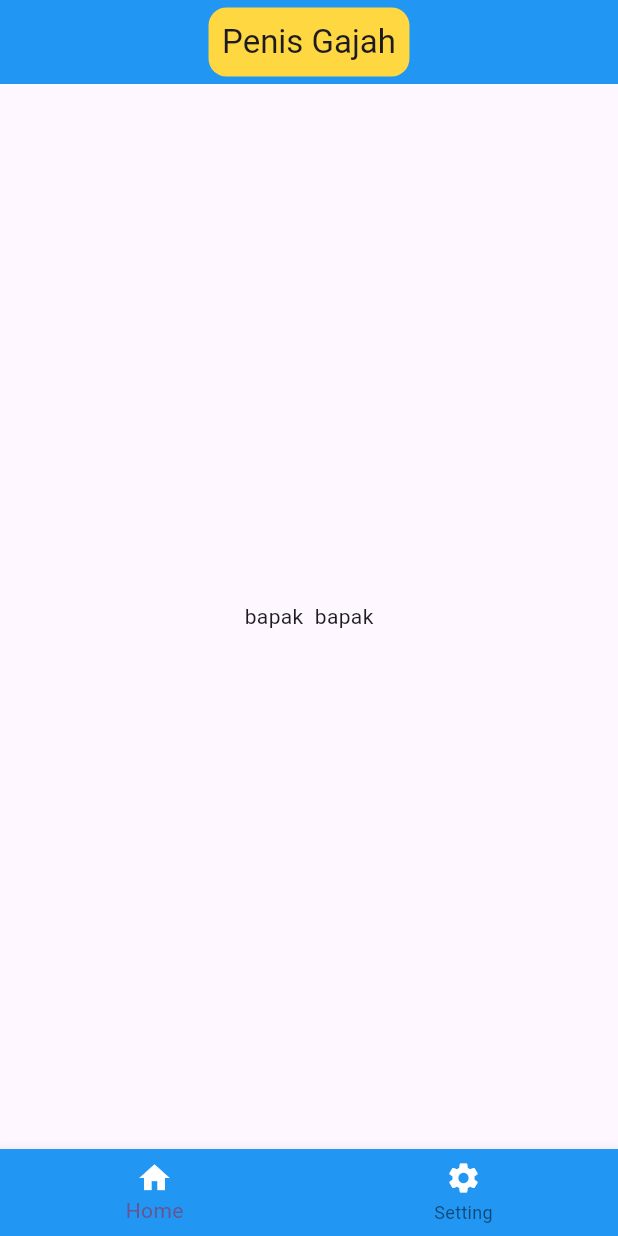
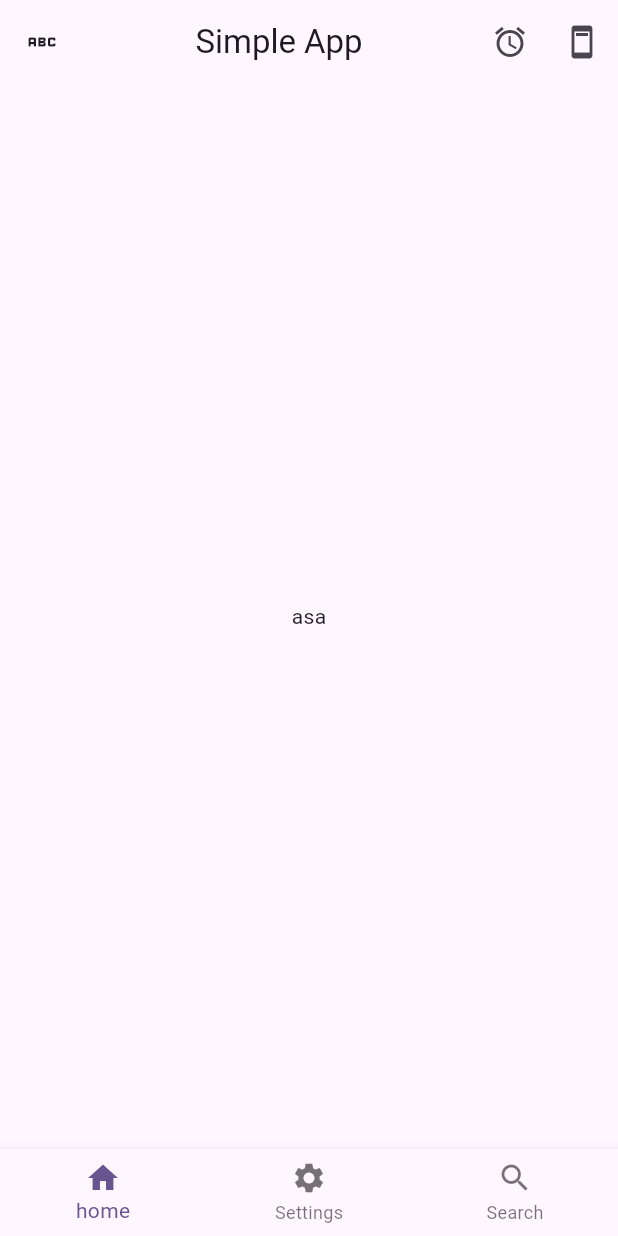
Before and after one commit to SiamAlSobari/SimpleApp, a Flutter app: the screen it shows after launch, on a phone screen of 412 x 824 dp. Run offline on Flutter 3.47's test engine with Material 3 defaults, Android fonts, the phone set to English and light mode, and no system bars.

```diff
--- a/lib/main.dart
+++ b/lib/main.dart
@@ -1,4 +1,5 @@
 import 'package:flutter/material.dart';
+import 'package:simple_app/screens/home_screen.dart';
 
 void main() {
   runApp(const MyApp());
@@ -13,46 +14,12 @@ class MyApp extends StatelessWidget {
       title: 'Flutter Demo',
       theme: ThemeData(
         colorScheme: ColorScheme.fromSeed(seedColor: Colors.deepPurple),
+        splashColor: Colors.transparent
       ),
-      home: Scaffold(
-        appBar: AppBar(
-          backgroundColor: Colors.blue,
-          title: Center(
-            child: Container(
-              padding: const EdgeInsets.all(9.0),
-              decoration: BoxDecoration(
-                borderRadius: BorderRadius.circular(12),
-                color: Colors.amberAccent,
-              ),
-              child: Text("Penis Gajah"),
-            ),
-          ),
-        ),
-        body: Center(
-          child: Container(
-            alignment: Alignment.center,
-            child: Row(
-              mainAxisAlignment: MainAxisAlignment.center,
-              children: [Text("bapak "), Text(" bapak")],
-            ),
-          ),
-        ),
-        bottomNavigationBar: BottomNavigationBar(
-          backgroundColor: Colors.blue,
-          items: const [
-            BottomNavigationBarItem(
-              icon: Icon(Icons.home, color: Colors.white),
-              label: 'Home',
-            ),
-            BottomNavigationBarItem(
-              icon: Icon(Icons.settings, color: Colors.white),
-              label: 'Setting',
-            ),
-          ],
-          currentIndex: 0,
-          onTap: (value) => print("Index tap: $value"),
-        ),
-      ),
+      initialRoute: '/',
+      routes: {
+        '/':(context) => const HomeScreen()
+      },
     );
   }
 }
--- /dev/null
+++ b/lib/screens/home_screen.dart
@@ -0,0 +1,16 @@
+import 'package:flutter/material.dart';
+import 'package:simple_app/widgets/app_bar_layout.dart';
+import 'package:simple_app/widgets/bottom_nav_layout.dart';
+
+class HomeScreen extends StatelessWidget {
+  const HomeScreen({super.key});
+
+  @override
+  Widget build(BuildContext context) {
+    return Scaffold(
+      appBar: const AppBarLayout(),
+      body: Center(child: Text("asa")),
+      bottomNavigationBar: const BottomNavLayout(),
+    );
+  }
+}
--- /dev/null
+++ b/lib/widgets/app_bar_layout.dart
@@ -0,0 +1,24 @@
+import 'package:flutter/material.dart';
+
+class AppBarLayout extends StatelessWidget implements PreferredSizeWidget {
+    const AppBarLayout({super.key});
+
+  @override
+  Widget build(BuildContext context) {
+    return AppBar(
+
+      leading: IconButton(onPressed: () {}, icon: Icon(Icons.abc)),
+      title: Container(
+        alignment: Alignment.center,
+        child: const Text("Simple App"),
+      ),
+      actions: [
+        IconButton(onPressed: () {}, icon: Icon(Icons.alarm)),
+        IconButton(onPressed: () {}, icon: Icon(Icons.ad_units)),
+      ],
+    );
+  }
+
+  @override
+  Size get preferredSize => const Size.fromHeight(kToolbarHeight);
+}
--- /dev/null
+++ b/lib/widgets/bottom_nav_layout.dart
@@ -0,0 +1,23 @@
+import 'package:flutter/material.dart';
+
+class BottomNavLayout extends StatelessWidget {
+  const BottomNavLayout({super.key});
+  @override
+  Widget build(BuildContext context) {
+    return BottomNavigationBar(
+      items: const [
+        BottomNavigationBarItem(icon: Icon(Icons.home), label: 'home'),
+        BottomNavigationBarItem(icon: Icon(Icons.settings), label: 'Settings'),
+        BottomNavigationBarItem(icon: Icon(Icons.search), label: 'Search'),
+      ],
+      mouseCursor: MouseCursor.defer,
+      onTap: (index)  {
+        switch (index) {
+          case 0:
+            Navigator.pushNamed(context, '/');
+            break;
+        }
+      },
+    );
+  }
+}
```
